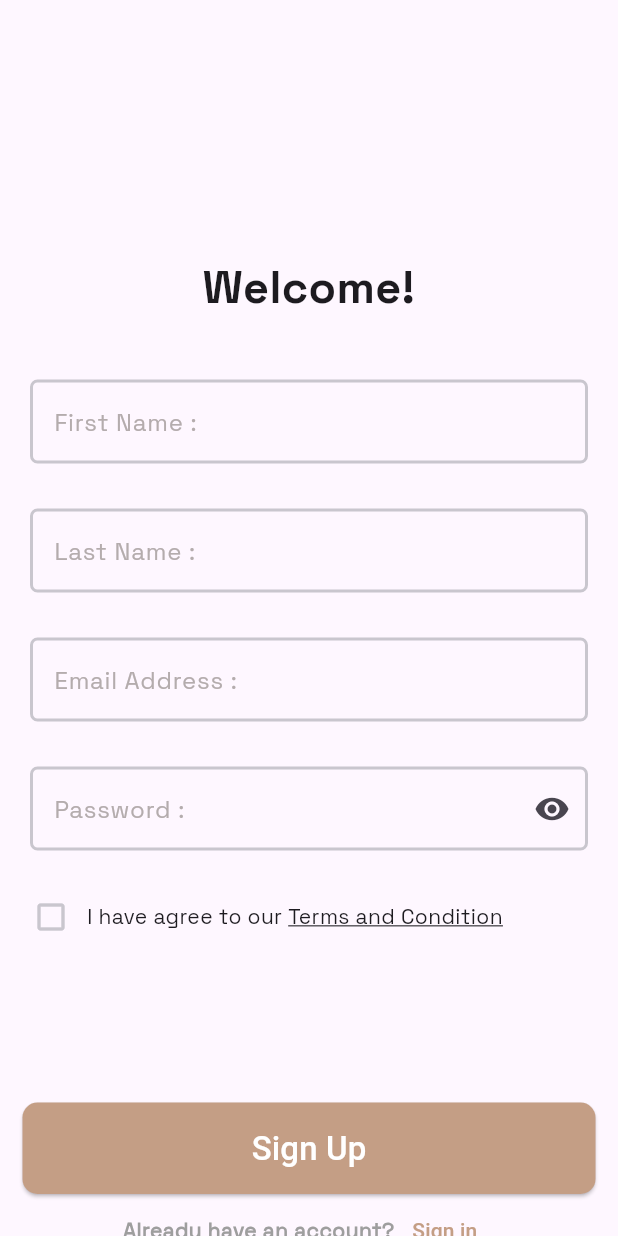
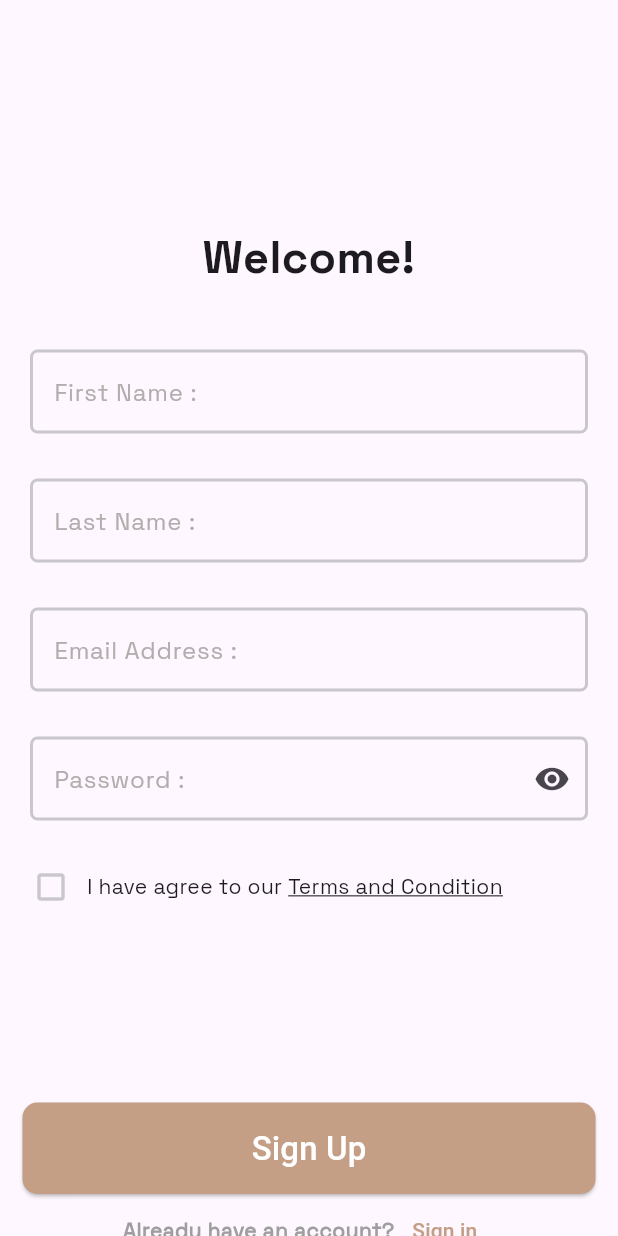
Before and after one commit to ZiadSala7/Dalel_App, a Flutter app: the screen it shows after launch, on a phone screen of 412 x 824 dp. Run offline on Flutter 3.47's test engine with Material 3 defaults, Android fonts, the phone set to English and light mode, and no system bars; our stand-ins replace animate_do, go_router, shared_preferences, smooth_page_indicator.

```diff
--- a/lib/features/register/presentation/views/widgets/register_view_body.dart
+++ b/lib/features/register/presentation/views/widgets/register_view_body.dart
@@ -12,7 +12,7 @@ class RegisterViewBody extends StatelessWidget {
       slivers: [
         SliverToBoxAdapter(
           child: SizedBox(
-            height: 170,
+            height: 150,
           ),
         ),
         SliverToBoxAdapter(
@@ -20,7 +20,7 @@ class RegisterViewBody extends StatelessWidget {
         ),
         SliverToBoxAdapter(
           child: SizedBox(
-            height: 100,
+            height: 120,
           ),
         ),
         SliverToBoxAdapter(
```
